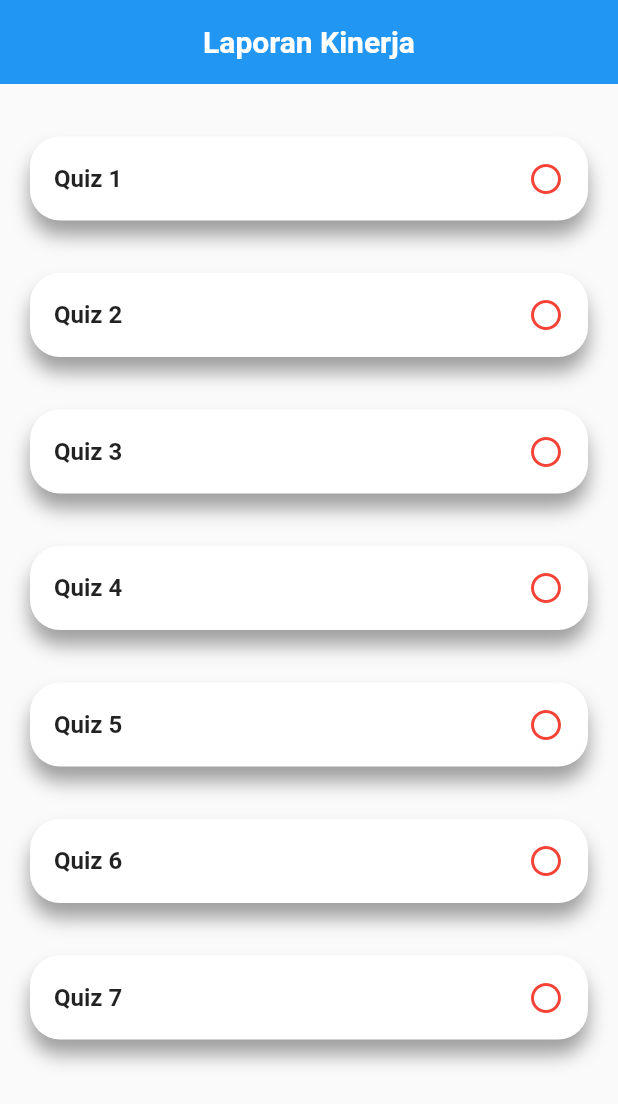
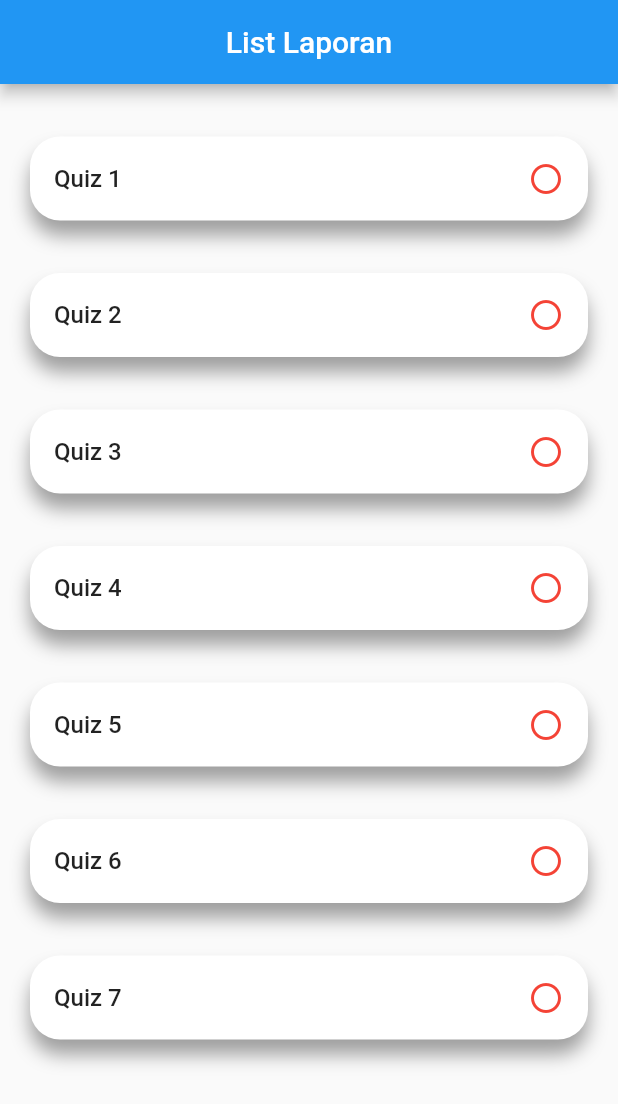
Before and after one commit to frwnn/performance_tracking, a Flutter app: the screen it shows after launch, on a phone screen of 412 x 824 dp. Shown: the top 1104 px of the screen. Run offline on Flutter 3.47's test engine with Material 2 defaults, Android fonts, the light colour scheme and no system bars; our stand-ins replace open_file, percent_indicator; missing offline and left inert: syncfusion_flutter_pdf.

Commit message:
make quiz check page and model

```diff
--- a/lib/main.dart
+++ b/lib/main.dart
@@ -1,6 +1,8 @@
 import 'package:flutter/material.dart';
+import 'package:performance_tracking/page/homepage.dart';
+import 'package:performance_tracking/page/pdf_page.dart';
 import 'package:performance_tracking/page/percentagepage.dart';
-import 'package:performance_tracking/page/quiz_check.dart';
+import 'package:performance_tracking/page/quiz_check_page.dart';
 import 'package:performance_tracking/performance/widget/percentage.dart';
 import 'page/performancepage.dart';
 
@@ -15,7 +17,7 @@ class MyApp extends StatelessWidget {
   Widget build(BuildContext context) {
     return MaterialApp(
       debugShowCheckedModeBanner: false,
-      home: quizChecker(),
+      home: QuizCheckPage(),
     );
   }
 }
--- a/lib/page/quiz_check.dart
+++ /dev/null
@@ -1,90 +0,0 @@
-import 'package:flutter/material.dart';
-import 'package:performance_tracking/model/quiz_model.dart';
-
-class quizChecker extends StatefulWidget {
-  const quizChecker({Key? key}) : super(key: key);
-
-  @override
-  State<quizChecker> createState() => _quizCheckerState();
-}
-
-class _quizCheckerState extends State<quizChecker> {
-  List<QuizModel> data = [
-    QuizModel("Quiz 1", false),
-    QuizModel("Quiz 2", false),
-    QuizModel("Quiz 3", false),
-    QuizModel("Quiz 4", false),
-    QuizModel("Quiz 5", false),
-    QuizModel("Quiz 6", false),
-    QuizModel("Quiz 7", false),
-  ];
-
-  List<QuizModel> selectedData = List.empty();
-
-  @override
-  Widget build(BuildContext context) {
-    return Scaffold(
-      appBar: AppBar(
-        elevation: 0,
-        backgroundColor: Colors.blue,
-        title: Row(
-          mainAxisAlignment: MainAxisAlignment.center,
-          children: [
-            Text(
-              "Laporan Kinerja",
-              style: TextStyle(
-                fontWeight: FontWeight.bold,
-                color: Colors.white,
-              ),
-            ),
-          ],
-        ),
-      ),
-      body: SafeArea(
-          child: Container(
-              child: ListView.builder(
-                  itemCount: data.length,
-                  itemBuilder: (BuildContext context, int index) {
-                    return DataItem(
-                        data[index].quiz, data[index].isSelected, index);
-                  }))),
-    );
-  }
-}
-
-Widget DataItem(String quiz, bool isSelected, int index) {
-  return Container(
-    margin: EdgeInsets.only(top: 35, left: 20, right: 20),
-    child: ListTile(
-      title: Text(
-        quiz,
-        style: TextStyle(
-          fontWeight: FontWeight.bold,
-        ),
-      ),
-      trailing: isSelected
-          ? Icon(
-              Icons.check_circle,
-              color: Colors.green[700],
-            )
-          : Icon(
-              Icons.circle_outlined,
-              color: Colors.red,
-            ),
-    ),
-    decoration: BoxDecoration(
-        borderRadius: BorderRadius.only(
-            topLeft: Radius.circular(20.0),
-            topRight: Radius.circular(20.0),
-            bottomLeft: Radius.circular(20.0),
-            bottomRight: Radius.circular(20.0)),
-        gradient: LinearGradient(
-            begin: Alignment.topCenter,
-            end: Alignment.topCenter,
-            colors: [Colors.white, Colors.white]),
-        boxShadow: [
-          BoxShadow(
-              color: Colors.grey, blurRadius: 10.0, offset: Offset(0.0, 10.0))
-        ]),
-  );
-}
--- /dev/null
+++ b/lib/page/quiz_check_page.dart
@@ -0,0 +1,124 @@
+import 'package:flutter/material.dart';
+import 'package:performance_tracking/model/QuizModel.dart';
+
+class QuizCheckPage extends StatefulWidget {
+  @override
+  _QuizCheckPageState createState() => _QuizCheckPageState();
+}
+
+class _QuizCheckPageState extends State<QuizCheckPage> {
+  List<QuizModel> contacts = [
+    QuizModel("Quiz 1", false),
+    QuizModel("Quiz 2", false),
+    QuizModel("Quiz 3", false),
+    QuizModel("Quiz 4", false),
+    QuizModel("Quiz 5", false),
+    QuizModel("Quiz 6", false),
+    QuizModel("Quiz 7", false),
+  ];
+
+  List<QuizModel> selectedContacts = [];
+
+  @override
+  Widget build(BuildContext context) {
+    return Scaffold(
+      appBar: AppBar(
+        title: Text("List Laporan"),
+        centerTitle: true,
+      ),
+      body: SafeArea(
+        child: Container(
+          child: Column(
+            children: [
+              Expanded(
+                child: ListView.builder(
+                    itemCount: contacts.length,
+                    itemBuilder: (BuildContext context, int index) {
+                      // return item
+                      return ContactItem(
+                        contacts[index].quiz,
+                        contacts[index].isSelected,
+                        index,
+                      );
+                    }),
+              ),
+              // selectedContacts.length > 0
+              //     ? Padding(
+              //         padding: const EdgeInsets.symmetric(
+              //           horizontal: 25,
+              //           vertical: 10,
+              //         ),
+              //         child: SizedBox(
+              //           width: double.infinity,
+              //           child: RaisedButton(
+              //             color: Colors.green[700],
+              //             child: Text(
+              //               "Delete (${selectedContacts.length})",
+              //               style: TextStyle(
+              //                 color: Colors.white,
+              //                 fontSize: 18,
+              //               ),
+              //             ),
+              //             onPressed: () {
+              //               print(
+              //                   "Delete List Lenght: ${selectedContacts.length}");
+              //             },
+              //           ),
+              //         ),
+              //       )
+              // : Container(),
+            ],
+          ),
+        ),
+      ),
+    );
+  }
+
+  Widget ContactItem(String quiz, bool isSelected, int index) {
+    return Container(
+      margin: EdgeInsets.only(top: 35, left: 20, right: 20),
+      child: ListTile(
+        title: Text(
+          quiz,
+          style: TextStyle(
+            fontWeight: FontWeight.w500,
+          ),
+        ),
+        trailing: isSelected
+            ? Icon(
+                Icons.check_circle_outline,
+                color: Colors.green[700],
+              )
+            : Icon(
+                Icons.circle_outlined,
+                color: Colors.red,
+              ),
+        onTap: () {
+          setState(() {
+            contacts[index].isSelected = !contacts[index].isSelected;
+            if (contacts[index].isSelected == true) {
+              selectedContacts.add(QuizModel(quiz, true));
+            } else if (contacts[index].isSelected == false) {
+              selectedContacts.removeWhere(
+                  (element) => element.quiz == contacts[index].quiz);
+            }
+          });
+        },
+      ),
+      decoration: BoxDecoration(
+          borderRadius: BorderRadius.only(
+              topLeft: Radius.circular(20.0),
+              topRight: Radius.circular(20.0),
+              bottomLeft: Radius.circular(20.0),
+              bottomRight: Radius.circular(20.0)),
+          gradient: LinearGradient(
+              begin: Alignment.topCenter,
+              end: Alignment.topCenter,
+              colors: [Colors.white, Colors.white]),
+          boxShadow: [
+            BoxShadow(
+                color: Colors.grey, blurRadius: 10.0, offset: Offset(0.0, 10.0))
+          ]),
+    );
+  }
+}
--- a/pubspec.yaml
+++ b/pubspec.yaml
@@ -48,7 +48,6 @@ dev_dependencies:
   # package. See that file for information about deactivating specific lint
   # rules and activating additional ones.
   flutter_lints: ^1.0.0
-  fancy_containers: ^0.0.1
 
 # For information on the generic Dart part of this file, see the
 # following page: https://dart.dev/tools/pub/pubspec
```
Also changed, not shown: lib/model/QuizModel.dart (renamed from lib/model/quiz_model.dart), pubspec.lock.
